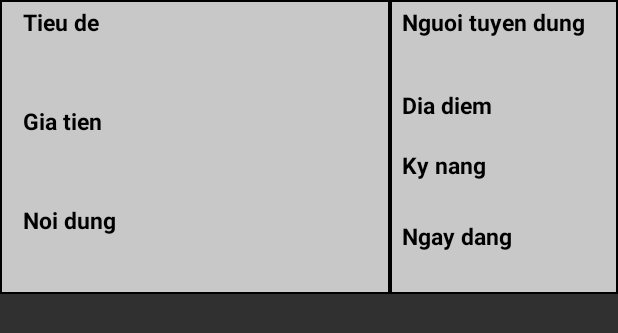
After one commit to tuandm00/PJ_HCI_V3, an Android app: the layout formation.xml on its own in the app's theme, with its tools: preview values and no code run, on a phone screen of 412 x 824 dp. The commit adds this screen. Shown: the top 333 px of the screen. Run offline under Robolectric (Android 15) with nearby library versions, the phone set to English and light mode, and no system bars.

Commit message:
ke? line trang main

```diff
--- a/app/src/main/java/com/example/pi_hci_v3/FreelancerAdapter.java
+++ b/app/src/main/java/com/example/pi_hci_v3/FreelancerAdapter.java
@@ -26,7 +26,7 @@ public class FreelancerAdapter extends RecyclerView.Adapter<FreelancerAdapter.Vi
         Context context = parent.getContext();
         LayoutInflater layoutInflater = LayoutInflater.from(context);
 
-        View view = layoutInflater.inflate(R.layout.info_freelancer, parent, false);
+        View view = layoutInflater.inflate(R.layout.formation, parent, false);
 
         ViewHolder viewHolder = new ViewHolder(view);
 
--- /dev/null
+++ b/app/src/main/res/drawable/item_rycyle.xml
@@ -0,0 +1,5 @@
+<?xml version="1.0" encoding="utf-8"?>
+<shape xmlns:android="http://schemas.android.com/apk/res/android">
+    <stroke android:width="1dp" android:color="@color/black"/>
+    <solid android:color="#61C8C7C7"/>
+</shape>
--- /dev/null
+++ b/app/src/main/res/layout/formation.xml
@@ -0,0 +1,110 @@
+<?xml version="1.0" encoding="utf-8"?>
+<RelativeLayout xmlns:android="http://schemas.android.com/apk/res/android"
+    android:layout_width="match_parent"
+    android:layout_height="wrap_content"
+    android:background="#C8C7C7">
+
+    <LinearLayout
+        android:layout_width="match_parent"
+        android:layout_height="wrap_content"
+        android:orientation="horizontal"
+        android:background="@drawable/item_rycyle">
+
+        <LinearLayout
+            android:layout_width="260dp"
+            android:layout_height="wrap_content"
+            android:background="@drawable/item_rycyle"
+            android:orientation="vertical">
+
+            <TextView
+                android:id="@+id/textViewTieude"
+                android:layout_width="match_parent"
+                android:layout_height="62dp"
+                android:layout_marginStart="15dp"
+                android:layout_marginTop="4dp"
+                android:layout_marginEnd="15dp"
+                android:text="Tieu de"
+                android:textColor="@color/black"
+                android:textSize="15sp"
+                android:textStyle="bold" />
+
+            <TextView
+                android:id="@+id/textViewGia"
+                android:layout_width="match_parent"
+                android:layout_height="62dp"
+                android:layout_marginStart="15dp"
+                android:layout_marginTop="4dp"
+                android:layout_marginEnd="15dp"
+                android:text="Gia tien"
+                android:textColor="@color/black"
+                android:textSize="15sp"
+                android:textStyle="bold" />
+
+            <TextView
+                android:id="@+id/textViewNoidung"
+                android:layout_width="match_parent"
+                android:layout_height="60dp"
+                android:layout_marginStart="15dp"
+                android:layout_marginTop="4dp"
+                android:layout_marginEnd="15dp"
+                android:text="Noi dung"
+                android:textColor="@color/black"
+                android:textSize="15sp"
+                android:textStyle="bold" />
+        </LinearLayout>
+
+        <LinearLayout
+            android:layout_width="match_parent"
+            android:layout_height="match_parent"
+            android:background="@drawable/item_rycyle"
+            android:orientation="vertical"
+            android:layout_marginTop="0dp">
+
+            <TextView
+                android:id="@+id/textViewNguoituyendung"
+                android:layout_width="wrap_content"
+                android:layout_height="45dp"
+                android:layout_marginTop="4dp"
+                android:layout_marginStart="8dp"
+                android:text="Nguoi tuyen dung"
+                android:textStyle="bold"
+                android:textColor="@color/black"
+                android:textSize="15sp" />
+
+            <TextView
+                android:id="@+id/textViewDiadiem"
+                android:layout_width="wrap_content"
+                android:layout_height="30dp"
+                android:layout_marginStart="8dp"
+                android:layout_marginTop="10dp"
+                android:text="Dia diem"
+                android:textColor="@color/black"
+                android:textSize="15sp"
+                android:textStyle="bold" />
+
+            <TextView
+                android:id="@+id/textViewKynang"
+                android:layout_width="wrap_content"
+                android:layout_height="37dp"
+                android:layout_marginStart="8dp"
+                android:layout_marginTop="10dp"
+                android:text="Ky nang"
+                android:textColor="@color/black"
+                android:textSize="15sp"
+                android:textStyle="bold" />
+
+            <TextView
+                android:id="@+id/textViewNgaydang"
+                android:layout_width="wrap_content"
+                android:layout_height="29dp"
+                android:layout_marginStart="8dp"
+                android:layout_marginTop="10dp"
+                android:text="Ngay dang"
+                android:textColor="@color/black"
+                android:textSize="15sp"
+                android:textStyle="bold"/>
+        </LinearLayout>
+    </LinearLayout>
+
+
+</RelativeLayout>
```
